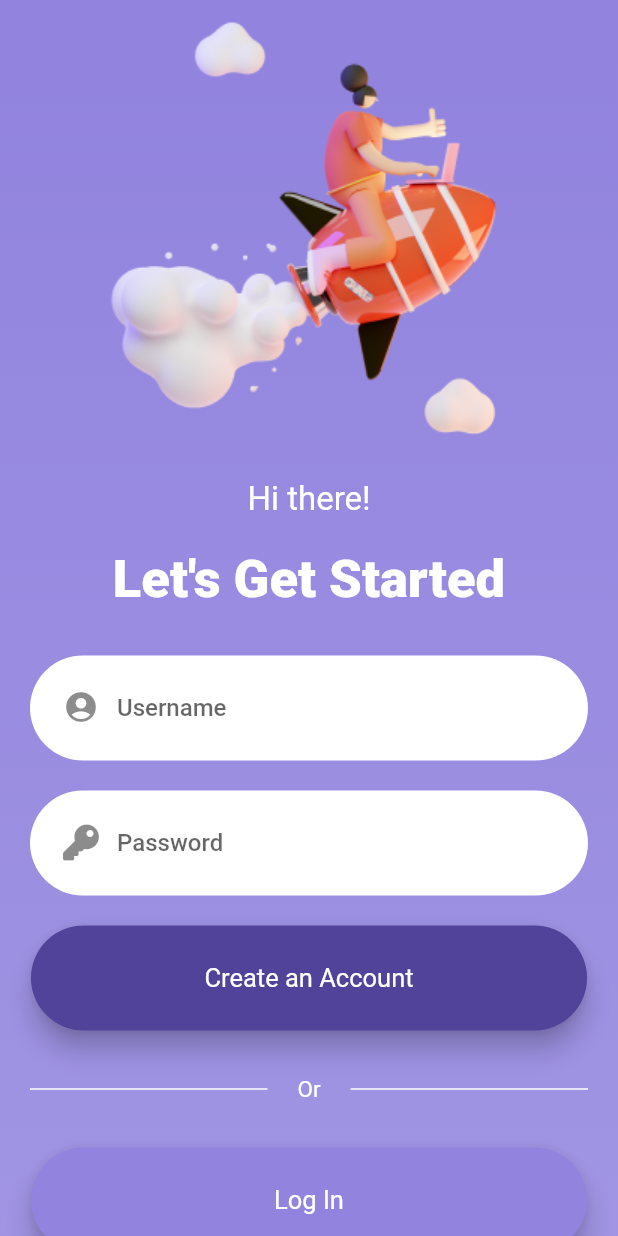
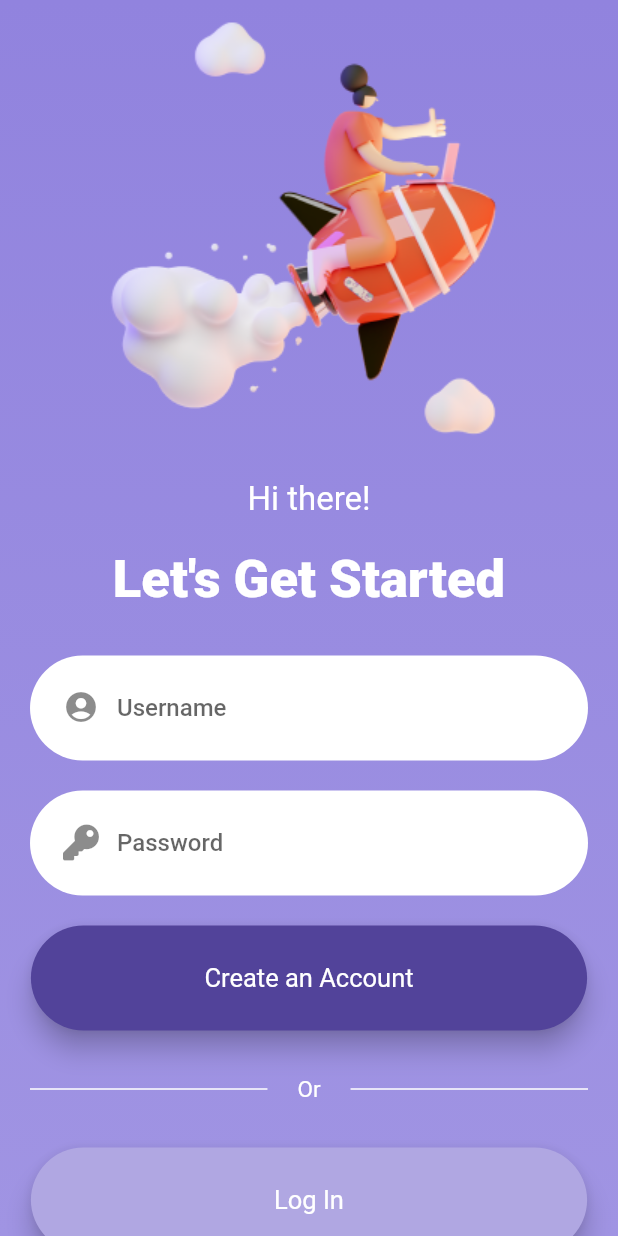
Before and after one commit to aniribe/Animated_Login_with_rocket, a Flutter app: the screen it shows after launch, on a phone screen of 412 x 824 dp. Run offline on Flutter 3.47's test engine with Material 2 defaults, Android fonts, the phone set to English and light mode, and no system bars; our stand-ins replace font_awesome_flutter.

Commit message:
Refactoring was made;

```diff
--- a/lib/config/app_colors.dart
+++ b/lib/config/app_colors.dart
@@ -9,7 +9,7 @@ class AppColors {
   ];
 
   static Color signUpDarkPurple = Color.fromRGBO(82, 67, 154, 1);
-  static Color signUpLightPurple = Color.fromRGBO(145, 131, 222, 1);
+  static Color signUpLightPurple = Color.fromRGBO(176, 167, 226, 1);
 
   static List<Color> loginPurpleGradient = [
     Color.fromRGBO(229, 178, 202, 1),
--- /dev/null
+++ b/lib/views/sign_up/components/divider_section.dart
@@ -0,0 +1,42 @@
+import 'package:animated_login_with_rocket/config/app_colors.dart';
+import 'package:animated_login_with_rocket/ui_helper/ui_helper.dart';
+import 'package:flutter/cupertino.dart';
+
+class DividerSection extends StatelessWidget {
+  @override
+  Widget build(BuildContext context) {
+    return Row(
+      children: [
+        Expanded(
+          child: Container(
+            decoration: BoxDecoration(
+                border: Border(
+                    top: BorderSide(
+              color: AppColors.white,
+              width: 1,
+            ))),
+          ),
+        ),
+        horizontalSpace(width: 20),
+        Text(
+          'Or',
+          style: TextStyle(
+            color: AppColors.white,
+            fontSize: 15,
+          ),
+        ),
+        horizontalSpace(width: 20),
+        Expanded(
+          child: Container(
+            decoration: BoxDecoration(
+                border: Border(
+                    top: BorderSide(
+              color: AppColors.white,
+              width: 1,
+            ))),
+          ),
+        ),
+      ],
+    );
+  }
+}
--- /dev/null
+++ b/lib/views/sign_up/components/title_text.dart
@@ -0,0 +1,20 @@
+import 'package:animated_login_with_rocket/config/app_colors.dart';
+import 'package:flutter/cupertino.dart';
+
+class TitleText extends StatelessWidget {
+  final String title;
+  final double size;
+  final FontWeight fontWeight;
+
+  const TitleText(
+      {required this.title, required this.size, required this.fontWeight});
+
+  @override
+  Widget build(BuildContext context) {
+    return Text(
+      title,
+      style: TextStyle(
+          color: AppColors.white, fontSize: size, fontWeight: fontWeight),
+    );
+  }
+}
--- a/lib/views/sign_up/signup_view.dart
+++ b/lib/views/sign_up/signup_view.dart
@@ -1,10 +1,14 @@
 import 'package:animated_login_with_rocket/config/app_colors.dart';
 import 'package:animated_login_with_rocket/ui_helper/ui_helper.dart';
+import 'package:animated_login_with_rocket/widgets/app_big_button.dart';
+import 'package:animated_login_with_rocket/widgets/app_input.dart';
 import 'package:flutter/cupertino.dart';
 import 'package:flutter/material.dart';
 import 'package:flutter/widgets.dart';
 import 'package:font_awesome_flutter/font_awesome_flutter.dart';
 import 'components/animated_image.dart';
+import 'components/divider_section.dart';
+import 'components/title_text.dart';
 
 class SignUpView extends StatelessWidget {
   @override
@@ -22,146 +26,49 @@ class SignUpView extends StatelessWidget {
         ),
         child: SingleChildScrollView(
           child: SafeArea(
-            child: Container(
             child: Padding(
-                padding:
-                    const EdgeInsets.symmetric(horizontal: 20, vertical: 10),
+              padding: const EdgeInsets.symmetric(horizontal: 20, vertical: 10),
               child: Column(
                 crossAxisAlignment: CrossAxisAlignment.center,
                 children: [
                   AnimatedImage(),
                   verticalSpace(height: 20),
-                    Text(
-                      'Hi there!',
-                      style: TextStyle(
-                        color: AppColors.white,
-                        fontSize: 22,
-                      ),
+                  TitleText(
+                    title: 'Hi there!',
+                    size: 22,
+                    fontWeight: FontWeight.w400,
                   ),
                   verticalSpace(height: 20),
-                    Text(
-                      'Let\'s Get Started',
-                      style: TextStyle(
-                          color: AppColors.white,
-                          fontSize: 35,
-                          fontWeight: FontWeight.w800),
+                  TitleText(
+                    title: 'Let\'s Get Started',
+                    size: 35,
+                    fontWeight: FontWeight.w800,
                   ),
                   verticalSpace(height: 30),
-                    Container(
-                      height: 70,
-                      decoration: BoxDecoration(
-                          color: AppColors.white,
-                          borderRadius: BorderRadius.circular(40)),
-                      child: Padding(
-                        padding: const EdgeInsets.all(10),
-                        child: Theme(
-                          data: Theme.of(context).copyWith(
-                              colorScheme: ThemeData().colorScheme.copyWith(
-                                  primary: AppColors.signUpDarkPurple)),
-                          child: TextField(
-                            decoration: InputDecoration(
-                              contentPadding:
-                                  EdgeInsets.symmetric(vertical: 15),
-                              border: InputBorder.none,
+                  AppInput(
                     hintText: 'Username',
-                              hintStyle: TextStyle(fontWeight: FontWeight.w500),
-                              prefixIcon: Icon(Icons.account_circle),
-                            ),
-                          ),
-                        ),
-                      ),
+                    icon: Icons.account_circle,
                   ),
                   verticalSpace(height: 20),
-                    Container(
-                      height: 70,
-                      decoration: BoxDecoration(
-                          color: AppColors.white,
-                          borderRadius: BorderRadius.circular(40)),
-                      child: Padding(
-                        padding: const EdgeInsets.all(10),
-                        child: TextField(
-                          decoration: InputDecoration(
-                            contentPadding: EdgeInsets.symmetric(vertical: 15),
-                            border: InputBorder.none,
+                  AppInput(
                     hintText: 'Password',
-                            hintStyle: TextStyle(fontWeight: FontWeight.w500),
-                            prefixIcon: Icon(FontAwesomeIcons.key),
-                          ),
-                        ),
-                      ),
+                    icon: FontAwesomeIcons.key,
+                    obscureText: true,
                   ),
                   verticalSpace(height: 20),
-                    ElevatedButton(
-                      style: ButtonStyle(
-                        backgroundColor: MaterialStateProperty.all(
-                            AppColors.signUpDarkPurple),
-                        fixedSize: MaterialStateProperty.all(
-                            Size(getWidth(context) * 0.9, 70)),
-                        shape: MaterialStateProperty.all(RoundedRectangleBorder(
-                            borderRadius: BorderRadius.circular(40))),
-                        elevation: MaterialStateProperty.all(7),
-                      ),
-                      child: Text(
-                        'Create an Account',
-                        style: TextStyle(
-                            fontSize: 17, fontWeight: FontWeight.w400),
-                      ),
-                      onPressed: () {},
+                  AppBigButton(
+                    text: 'Create an Account',
+                    color: AppColors.signUpDarkPurple,
                   ),
                   verticalSpace(height: 30),
-                    Row(
-                      children: [
-                        Expanded(
-                          child: Container(
-                            decoration: BoxDecoration(
-                                border: Border(
-                                    top: BorderSide(
-                              color: AppColors.white,
-                              width: 1,
-                            ))),
-                          ),
-                        ),
-                        horizontalSpace(width: 20),
-                        Text(
-                          'Or',
-                          style: TextStyle(
-                            color: AppColors.white,
-                            fontSize: 15,
-                          ),
-                        ),
-                        horizontalSpace(width: 20),
-                        Expanded(
-                          child: Container(
-                            decoration: BoxDecoration(
-                                border: Border(
-                                    top: BorderSide(
-                              color: AppColors.white,
-                              width: 1,
-                            ))),
-                          ),
-                        ),
-                      ],
+                  DividerSection(),
+                  verticalSpace(height: 30),
+                  AppBigButton(
+                    text: 'Log In',
+                    color: AppColors.signUpLightPurple,
                   ),
                   verticalSpace(height: 30),
-                    ElevatedButton(
-                      style: ButtonStyle(
-                        backgroundColor: MaterialStateProperty.all(
-                            AppColors.signUpLightPurple),
-                        fixedSize: MaterialStateProperty.all(
-                            Size(getWidth(context) * 0.9, 70)),
-                        shape: MaterialStateProperty.all(RoundedRectangleBorder(
-                            borderRadius: BorderRadius.circular(40))),
-                        elevation: MaterialStateProperty.all(7),
-                      ),
-                      child: Text(
-                        'Log In',
-                        style: TextStyle(
-                            fontSize: 17, fontWeight: FontWeight.w400),
-                      ),
-                      onPressed: () {},
-                    ),
                 ],
-                ),
               ),
             ),
           ),
--- /dev/null
+++ b/lib/widgets/app_big_button.dart
@@ -0,0 +1,28 @@
+import 'package:animated_login_with_rocket/ui_helper/ui_helper.dart';
+import 'package:flutter/cupertino.dart';
+import 'package:flutter/material.dart';
+
+class AppBigButton extends StatelessWidget {
+  final String text;
+  final Color color;
+
+  const AppBigButton({required this.text, required this.color});
+
+  @override
+  Widget build(BuildContext context) {
+    return ElevatedButton(
+      style: ButtonStyle(
+        backgroundColor: MaterialStateProperty.all(color),
+        fixedSize: MaterialStateProperty.all(Size(getWidth(context) * 0.9, 70)),
+        shape: MaterialStateProperty.all(
+            RoundedRectangleBorder(borderRadius: BorderRadius.circular(40))),
+        elevation: MaterialStateProperty.all(7),
+      ),
+      child: Text(
+        text,
+        style: TextStyle(fontSize: 17, fontWeight: FontWeight.w400),
+      ),
+      onPressed: () {},
+    );
+  }
+}
--- /dev/null
+++ b/lib/widgets/app_input.dart
@@ -0,0 +1,40 @@
+import 'package:animated_login_with_rocket/config/app_colors.dart';
+import 'package:flutter/cupertino.dart';
+import 'package:flutter/material.dart';
+
+class AppInput extends StatelessWidget {
+  final String hintText;
+  final IconData icon;
+  final bool obscureText;
+
+  const AppInput(
+      {required this.hintText, required this.icon, this.obscureText = false});
+
+  @override
+  Widget build(BuildContext context) {
+    return Container(
+      height: 70,
+      decoration: BoxDecoration(
+          color: AppColors.white, borderRadius: BorderRadius.circular(40)),
+      child: Padding(
+        padding: const EdgeInsets.all(10),
+        child: Theme(
+          data: Theme.of(context).copyWith(
+              colorScheme: ThemeData()
+                  .colorScheme
+                  .copyWith(primary: AppColors.signUpDarkPurple)),
+          child: TextField(
+            obscureText: obscureText,
+            decoration: InputDecoration(
+              contentPadding: EdgeInsets.symmetric(vertical: 15),
+              border: InputBorder.none,
+              hintText: hintText,
+              hintStyle: TextStyle(fontWeight: FontWeight.w500),
+              prefixIcon: Icon(icon),
+            ),
+          ),
+        ),
+      ),
+    );
+  }
+}
```
Also changed, not shown: assets/screenshot.gif (added), 1 other file. Lines whose indentation alone changed are shown as unchanged.
